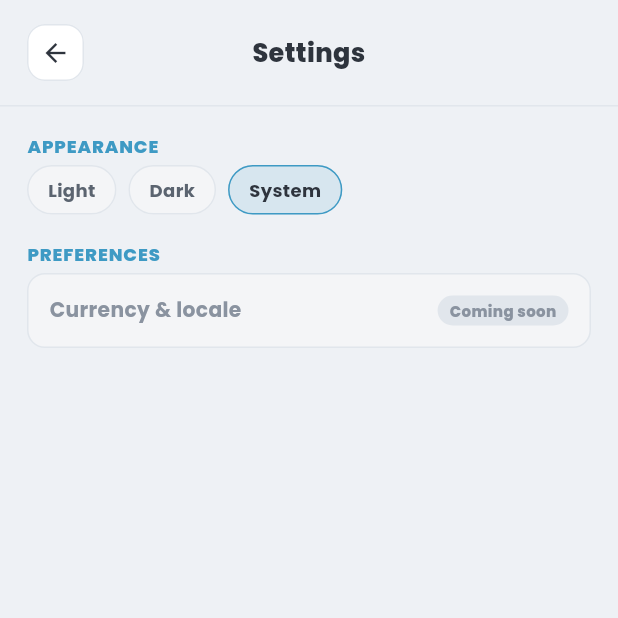
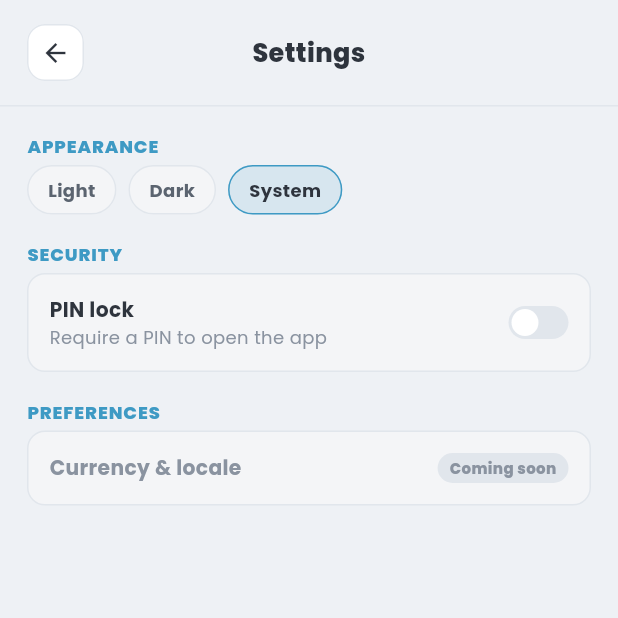
Before and after one commit to mackyten/greyvetro-budget-tracker, a Flutter app: the screen it shows after launch, in the side drawer, after a tap on "Settings", on a phone screen of 412 x 824 dp, the top half of it. Run offline on Flutter 3.47's test engine with Material 3 defaults, Android fonts, the phone set to English and light mode, and no system bars; our stand-ins replace cloud_firestore, firebase_core, fl_chart, flutter_secure_storage, google_fonts, shared_preferences; accounts and stored records are empty.

Commit message:
feat: implement PIN lock feature with creation, verification, and secure storage

```diff
--- /dev/null
+++ b/lib/core/pin_lock/pin_store.dart
@@ -0,0 +1,60 @@
+import 'dart:convert';
+import 'dart:math';
+
+import 'package:crypto/crypto.dart';
+import 'package:flutter_secure_storage/flutter_secure_storage.dart';
+
+/// Persists the app-lock PIN as a salted SHA-256 hash in OS-level secure
+/// storage (Android Keystore / iOS Keychain) — never the raw PIN, and never
+/// in a plain file like SharedPreferences, since this exists specifically to
+/// protect financial data from casual access to an unlocked phone.
+class PinStore {
+  PinStore._();
+  static final instance = PinStore._();
+
+  static const _storage = FlutterSecureStorage();
+  static const _hashKey = 'pin_lock_hash';
+  static const _saltKey = 'pin_lock_salt';
+  static const _enabledKey = 'pin_lock_enabled';
+
+  Future<bool> isSet() async => await _storage.read(key: _hashKey) != null;
+
+  Future<bool> isEnabled() async {
+    if (!await isSet()) return false;
+    return (await _storage.read(key: _enabledKey)) != 'false';
+  }
+
+  Future<void> setEnabled(bool enabled) async {
+    await _storage.write(key: _enabledKey, value: enabled.toString());
+  }
+
+  Future<void> setPin(String pin) async {
+    final salt = _generateSalt();
+    await _storage.write(key: _saltKey, value: salt);
+    await _storage.write(key: _hashKey, value: _hash(pin, salt));
+    await _storage.write(key: _enabledKey, value: 'true');
+  }
+
+  Future<bool> verify(String pin) async {
+    final salt = await _storage.read(key: _saltKey);
+    final storedHash = await _storage.read(key: _hashKey);
+    if (salt == null || storedHash == null) return false;
+    return _hash(pin, salt) == storedHash;
+  }
+
+  Future<void> clear() async {
+    await _storage.delete(key: _hashKey);
+    await _storage.delete(key: _saltKey);
+    await _storage.delete(key: _enabledKey);
+  }
+
+  String _generateSalt() {
+    final rand = Random.secure();
+    final bytes = List<int>.generate(16, (_) => rand.nextInt(256));
+    return base64Url.encode(bytes);
+  }
+
+  String _hash(String pin, String salt) {
+    return sha256.convert(utf8.encode('$salt:$pin')).toString();
+  }
+}
--- a/lib/features/net_worth/ui/settings_screen.dart
+++ b/lib/features/net_worth/ui/settings_screen.dart
@@ -1,14 +1,79 @@
 import 'package:flutter/material.dart';
 
 import '../../../core/design_tokens.dart';
+import '../../../core/pin_lock/create_pin_screen.dart';
+import '../../../core/pin_lock/pin_store.dart';
+import '../../../core/pin_lock/verify_pin_screen.dart';
 import '../../../core/theme_controller.dart';
 import 'design_chip.dart';
 import 'ghost_icon_button.dart';
+import 'pill_switch.dart';
 
-class SettingsScreen extends StatelessWidget {
+class SettingsScreen extends StatefulWidget {
   const SettingsScreen({super.key, required this.themeController});
 
   final ThemeController themeController;
+
+  @override
+  State<SettingsScreen> createState() => _SettingsScreenState();
+}
+
+class _SettingsScreenState extends State<SettingsScreen> {
+  bool _loadingPin = true;
+  bool _pinEnabled = false;
+
+  @override
+  void initState() {
+    super.initState();
+    _loadPinState();
+  }
+
+  Future<void> _loadPinState() async {
+    final enabled = await PinStore.instance.isEnabled();
+    if (!mounted) return;
+    setState(() {
+      _pinEnabled = enabled;
+      _loadingPin = false;
+    });
+  }
+
+  Future<void> _onPinToggle(bool value) async {
+    if (value) {
+      if (await PinStore.instance.isSet()) {
+        await PinStore.instance.setEnabled(true);
+        if (mounted) setState(() => _pinEnabled = true);
+        return;
+      }
+      if (!mounted) return;
+      final newPin = await Navigator.of(context).push<String>(
+        MaterialPageRoute(builder: (_) => const CreatePinScreen()),
+      );
+      if (newPin == null || !mounted) return;
+      await PinStore.instance.setPin(newPin);
+      if (mounted) setState(() => _pinEnabled = true);
+    } else {
+      final verified = await Navigator.of(context).push<bool>(
+        MaterialPageRoute(
+          builder: (_) => const VerifyPinScreen(title: 'Enter PIN to disable lock'),
+        ),
+      );
+      if (verified != true || !mounted) return;
+      await PinStore.instance.setEnabled(false);
+      if (mounted) setState(() => _pinEnabled = false);
+    }
+  }
+
+  Future<void> _changePin() async {
+    final verified = await Navigator.of(
+      context,
+    ).push<bool>(MaterialPageRoute(builder: (_) => const VerifyPinScreen()));
+    if (verified != true || !mounted) return;
+    final newPin = await Navigator.of(
+      context,
+    ).push<String>(MaterialPageRoute(builder: (_) => const CreatePinScreen()));
+    if (newPin == null) return;
+    await PinStore.instance.setPin(newPin);
+  }
 
   @override
   Widget build(BuildContext context) {
@@ -53,31 +118,112 @@ class SettingsScreen extends StatelessWidget {
                   Row(
                     children: [
                       ValueListenableBuilder<ThemeMode>(
-                        valueListenable: themeController,
+                        valueListenable: widget.themeController,
                         builder: (context, mode, _) => Row(
                           children: [
                             DesignChip(
                               label: 'Light',
                               active: mode == ThemeMode.light,
-                              onTap: () => themeController.value = ThemeMode.light,
+                              onTap: () => widget.themeController.value = ThemeMode.light,
                             ),
                             const SizedBox(width: 8),
                             DesignChip(
                               label: 'Dark',
                               active: mode == ThemeMode.dark,
-                              onTap: () => themeController.value = ThemeMode.dark,
+                              onTap: () => widget.themeController.value = ThemeMode.dark,
                             ),
                             const SizedBox(width: 8),
                             DesignChip(
                               label: 'System',
                               active: mode == ThemeMode.system,
-                              onTap: () => themeController.value = ThemeMode.system,
+                              onTap: () => widget.themeController.value = ThemeMode.system,
                             ),
                           ],
                         ),
                       ),
                     ],
                   ),
+                  const SizedBox(height: 18),
+                  _SectionLabel('Security'),
+                  const SizedBox(height: 4),
+                  Container(
+                    padding: const EdgeInsets.all(14),
+                    decoration: BoxDecoration(
+                      color: palette.surfaceAlt,
+                      border: Border.all(color: palette.border),
+                      borderRadius: BorderRadius.circular(12),
+                    ),
+                    child: Row(
+                      children: [
+                        Expanded(
+                          child: Column(
+                            crossAxisAlignment: CrossAxisAlignment.start,
+                            children: [
+                              Text(
+                                'PIN lock',
+                                style: TextStyle(
+                                  fontSize: 13.5,
+                                  fontWeight: FontWeight.w700,
+                                  fontFamily: uiFont,
+                                  color: palette.heading,
+                                ),
+                              ),
+                              Text(
+                                'Require a PIN to open the app',
+                                style: TextStyle(
+                                  fontSize: 12,
+                                  fontFamily: uiFont,
+                                  color: palette.muted,
+                                ),
+                              ),
+                            ],
+                          ),
+                        ),
+                        const SizedBox(width: 12),
+                        _loadingPin
+                            ? const SizedBox(
+                                width: 18,
+                                height: 18,
+                                child: CircularProgressIndicator(strokeWidth: 2),
+                              )
+                            : PillSwitch(value: _pinEnabled, onChanged: _onPinToggle),
+                      ],
+                    ),
+                  ),
+                  if (!_loadingPin && _pinEnabled) ...[
+                    const SizedBox(height: 8),
+                    Material(
+                      color: palette.surfaceAlt,
+                      borderRadius: BorderRadius.circular(12),
+                      child: InkWell(
+                        borderRadius: BorderRadius.circular(12),
+                        onTap: _changePin,
+                        child: Container(
+                          padding: const EdgeInsets.all(14),
+                          decoration: BoxDecoration(
+                            border: Border.all(color: palette.border),
+                            borderRadius: BorderRadius.circular(12),
+                          ),
+                          child: Row(
+                            children: [
+                              Expanded(
+                                child: Text(
+                                  'Change PIN',
+                                  style: TextStyle(
+                                    fontSize: 13.5,
+                                    fontWeight: FontWeight.w700,
+                                    fontFamily: uiFont,
+                                    color: palette.heading,
+                                  ),
+                                ),
+                              ),
+                              Icon(Icons.chevron_right, size: 20, color: palette.muted),
+                            ],
+                          ),
+                        ),
+                      ),
+                    ),
+                  ],
                   const SizedBox(height: 18),
                   _SectionLabel('Preferences'),
                   const SizedBox(height: 4),
--- a/lib/main.dart
+++ b/lib/main.dart
@@ -2,6 +2,7 @@ import 'package:firebase_core/firebase_core.dart';
 import 'package:flutter/material.dart';
 
 import 'core/design_tokens.dart';
+import 'core/pin_lock/pin_gate.dart';
 import 'core/theme_controller.dart';
 import 'features/net_worth/data/budget_repository.dart';
 import 'features/net_worth/data/firestore_budget_repository.dart';
@@ -35,7 +36,9 @@ class BudgetTrackerApp extends StatelessWidget {
           theme: _buildTheme(AppPalette.light, Brightness.light),
           darkTheme: _buildTheme(AppPalette.dark, Brightness.dark),
           themeMode: mode,
-          home: AppShell(repository: repository, themeController: _themeController),
+          home: PinGate(
+            child: AppShell(repository: repository, themeController: _themeController),
+          ),
         );
       },
     );
--- a/pubspec.yaml
+++ b/pubspec.yaml
@@ -40,6 +40,8 @@ dependencies:
   fl_chart: ^1.2.0
   shared_preferences: ^2.5.5
   google_fonts: ^8.2.0
+  flutter_secure_storage: ^10.3.1
+  crypto: ^3.0.7
 
 dev_dependencies:
   flutter_test:
```
Also changed, not shown: lib/core/pin_lock/create_pin_screen.dart (added, +64 -0 lines), lib/core/pin_lock/pin_gate.dart (added, +118 -0 lines), lib/core/pin_lock/pin_keypad.dart (added, +203 -0 lines), lib/core/pin_lock/verify_pin_screen.dart (added, +61 -0 lines), pubspec.lock, 1 other file.
